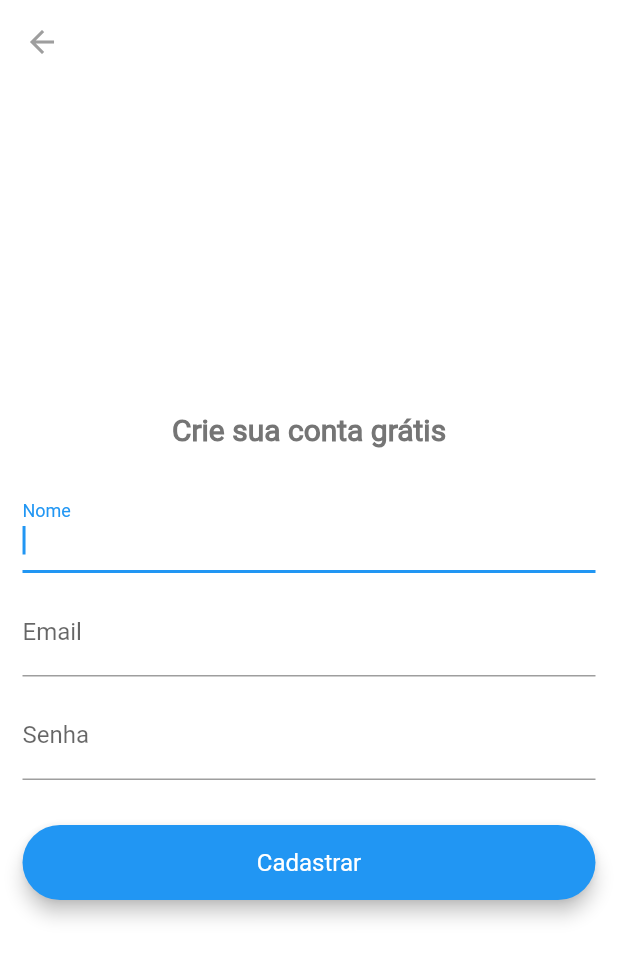
After one commit to victorpma/meu-ponto, a Flutter app: the screen it shows after launch, after a tap on "Entrar", after a tap on "Cadastre-se!", on a phone screen of 412 x 824 dp. The commit adds this screen. Shown: the top 959 px of the screen. Run offline on Flutter 3.47's test engine with Material 2 defaults, Android fonts, the phone set to English and light mode, and no system bars.

Commit message:
Implementação da tela Cadastro de Usuário e adição de fonts ao projeto

```diff
--- /dev/null
+++ b/meu_ponto/lib/screens/cadastro_usuario.dart
@@ -0,0 +1,99 @@
+import 'package:flutter/material.dart';
+
+class CadastroUsuarioPage extends StatefulWidget {
+  @override
+  _CadastroUsuarioPageState createState() => _CadastroUsuarioPageState();
+}
+
+class _CadastroUsuarioPageState extends State<CadastroUsuarioPage> {
+  @override
+  Widget build(BuildContext context) {
+    return Scaffold(
+        backgroundColor: Colors.white,
+        appBar: new AppBar(
+          title: new Text(""),
+          backgroundColor: Colors.white,
+          elevation: 0,
+          iconTheme: IconThemeData(color: Colors.grey),
+        ),
+        body: Center(
+            child: SingleChildScrollView(
+          child: Form(
+            child: Column(
+              crossAxisAlignment: CrossAxisAlignment.stretch,
+              mainAxisAlignment: MainAxisAlignment.center,
+              children: <Widget>[
+                TituloCadastro(),
+                Padding(
+                  padding: EdgeInsets.symmetric(vertical: 15, horizontal: 15),
+                  child: Column(
+                      crossAxisAlignment: CrossAxisAlignment.stretch,
+                      children: <Widget>[
+                        TextFormField(
+                          autofocus: true,
+                          keyboardType: TextInputType.text,
+                          decoration: InputDecoration(labelText: "Nome"),
+                          style:
+                              new TextStyle(color: Colors.blue, fontSize: 16),
+                        ),
+                        Padding(
+                          padding: EdgeInsets.only(top: 10),
+                          child: TextFormField(
+                            autofocus: true,
+                            keyboardType: TextInputType.emailAddress,
+                            decoration: InputDecoration(labelText: "Email"),
+                            style:
+                                new TextStyle(color: Colors.blue, fontSize: 16),
+                          ),
+                        ),
+                        Padding(
+                          padding: EdgeInsets.only(top: 10),
+                          child: TextFormField(
+                            autofocus: true,
+                            obscureText: true,
+                            keyboardType: TextInputType.emailAddress,
+                            decoration: InputDecoration(labelText: "Senha"),
+                            style:
+                                new TextStyle(color: Colors.blue, fontSize: 16),
+                          ),
+                        ),
+                        Padding(
+                            padding: EdgeInsets.only(top: 30),
+                            child: Material(
+                                color: Colors.blue,
+                                elevation: 5,
+                                borderRadius: BorderRadius.circular(30),
+                                child: MaterialButton(
+                                  height: 50,
+                                  child: Text(
+                                    "Cadastrar",
+                                    style: new TextStyle(
+                                        color: Colors.white, fontSize: 16),
+                                  ),
+                                  onPressed: () => null,
+                                )))
+                      ]),
+                ),
+              ],
+            ),
+          ),
+        )));
+  }
+}
+
+class TituloCadastro extends StatelessWidget {
+  @override
+  Widget build(BuildContext context) {
+    return Padding(
+        padding: EdgeInsets.symmetric(vertical: 10, horizontal: 15),
+        child: Text(
+          "Crie sua conta grátis",
+          textAlign: TextAlign.center,
+          style: new TextStyle(
+              color: Colors.grey.shade600,
+              fontSize: 20,
+              fontWeight: FontWeight.w600,
+              fontFamily: "Roboto"),
+        ));
+  }
+}
--- a/meu_ponto/lib/screens/login.dart
+++ b/meu_ponto/lib/screens/login.dart
@@ -1,5 +1,6 @@
 import 'package:flutter/material.dart';
 import 'package:meu_ponto/screens/principal.dart';
+import 'package:meu_ponto/screens/cadastro_usuario.dart';
 
 class LoginPage extends StatefulWidget {
   @override
@@ -65,16 +66,15 @@ class _LoginPageState extends State<LoginPage> {
                         padding: EdgeInsets.symmetric(vertical: 16),
                         child: Material(
                           borderRadius: BorderRadius.circular(30.0),
-                          shadowColor: Colors.lightBlueAccent.shade100,
-                          elevation: 5.0,
+                          elevation: 5,
+                          color: Colors.blue,
                           child: MaterialButton(
-                            minWidth: 200,
                             height: 50,
                             onPressed: () => RealizarLogin(),
-                            color: Colors.blue,
                             child: Text(
                               "Entrar",
-                              style: new TextStyle(color: Colors.white),
+                              style: new TextStyle(
+                                  color: Colors.white, fontSize: 16),
                             ),
                           ),
                         )),
@@ -153,44 +153,6 @@ class HeaderLogin extends StatelessWidget {
   }
 }
 
-/*
-class InputEmail extends StatelessWidget {
-  @override
-  Widget build(BuildContext context) {
-    return TextFormField(
-      controller: _emailController,
-      autofocus: true,
-      keyboardType: TextInputType.emailAddress,
-      decoration: InputDecoration(
-          labelText: "Email", labelStyle: new TextStyle(color: Colors.blue)),
-      style: new TextStyle(color: Colors.black, fontSize: 16),
-      validator: (value) {
-        if (value.isEmpty) {
-          return "Campo Obrigatório";
-        }
-      },
-    );
-    return textFormField;
-  }
-}*/
-
-class InputSenha extends StatelessWidget {
-  @override
-  Widget build(BuildContext context) {
-    return Padding(
-        padding: EdgeInsets.only(top: 10),
-        child: TextFormField(
-          autofocus: true,
-          obscureText: true,
-          keyboardType: TextInputType.text,
-          decoration: InputDecoration(
-              labelText: "Senha",
-              labelStyle: new TextStyle(color: Colors.blue)),
-          style: TextStyle(color: Colors.black, fontSize: 16),
-        ));
-  }
-}
-
 class TextEsqueceuSenha extends StatelessWidget {
   @override
   Widget build(BuildContext context) {
@@ -200,29 +162,6 @@ class TextEsqueceuSenha extends StatelessWidget {
           "Esqueceu sua senha?",
           textAlign: TextAlign.end,
           style: TextStyle(color: Colors.grey, fontSize: 15),
-        ));
-  }
-}
-
-class ButtonEntrar extends StatelessWidget {
-  @override
-  Widget build(BuildContext context) {
-    return Padding(
-        padding: EdgeInsets.symmetric(vertical: 16),
-        child: Material(
-          borderRadius: BorderRadius.circular(30.0),
-          shadowColor: Colors.lightBlueAccent.shade100,
-          elevation: 5.0,
-          child: MaterialButton(
-            minWidth: 200,
-            height: 50,
-            onPressed: () => null,
-            color: Colors.blue,
-            child: Text(
-              "Entrar",
-              style: new TextStyle(color: Colors.white),
-            ),
-          ),
         ));
   }
 }
@@ -241,6 +180,13 @@ class TextCadastreSe extends StatelessWidget {
               ),
               Padding(
                   padding: EdgeInsets.fromLTRB(4, 0, 0, 0),
+                  child: new GestureDetector(
+                    onTap: () {
+                      Navigator.push(
+                          context,
+                          MaterialPageRoute(
+                              builder: (context) => CadastroUsuarioPage()));
+                    },
                     child: Text(
                       "Cadastre-se!",
                       style: new TextStyle(
@@ -248,7 +194,7 @@ class TextCadastreSe extends StatelessWidget {
                           fontSize: 16,
                           fontWeight: FontWeight.w600),
                     ),
-              )
+                  ))
             ],
           ),
         ));
```
Also changed, not shown: meu_ponto/pubspec.yaml (+5 -12 lines), meu_ponto/fonts/Roboto-Regular.ttf (added), meu_ponto/fonts/Roboto-Thin.ttf (added), meu_ponto/fonts/Roboto-ThinItalic.ttf (added). Lines whose indentation alone changed are shown as unchanged.
